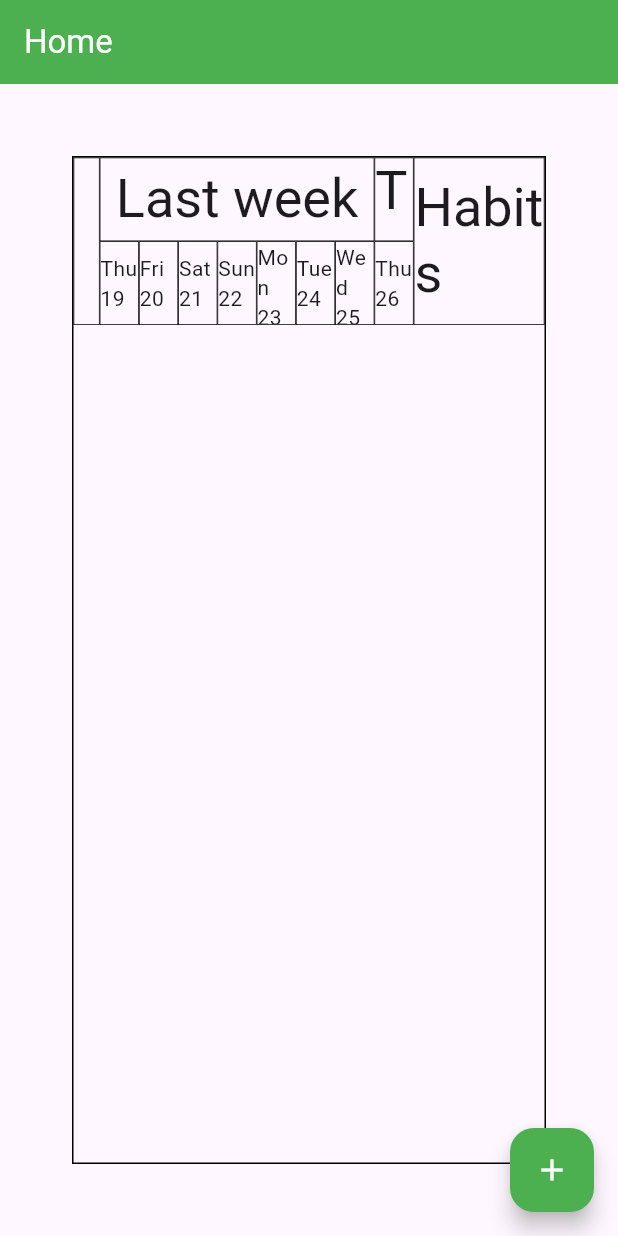
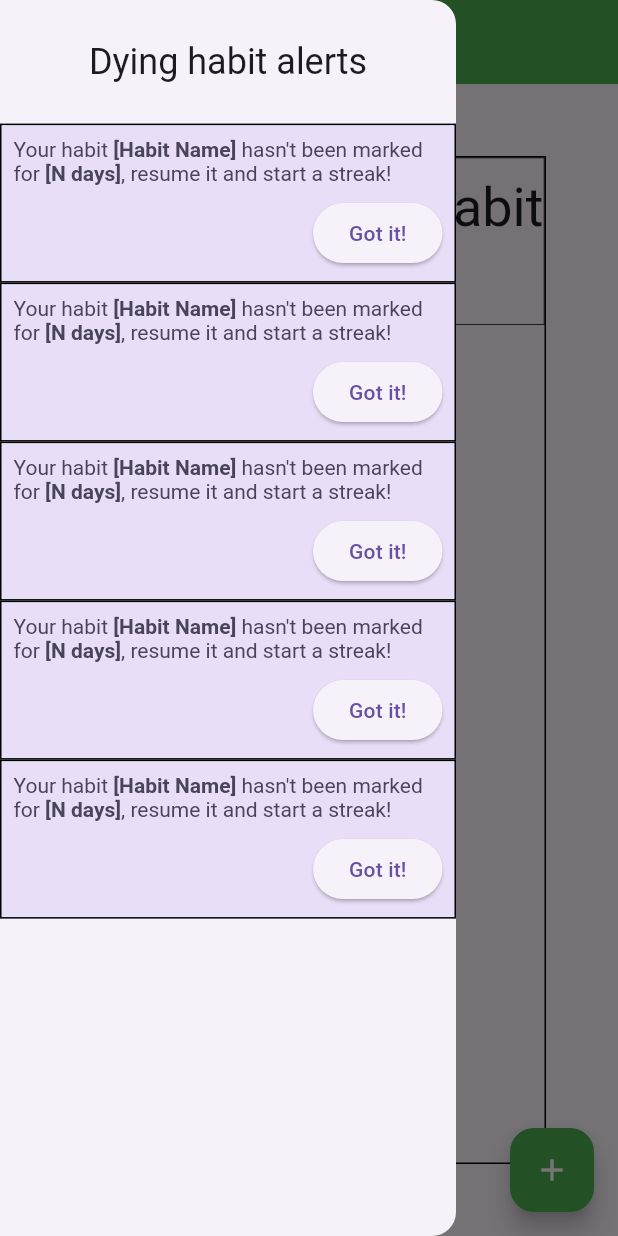
Before and after one commit to afarfanm/habit_tracker, a Flutter app: the screen it shows after launch, with the side drawer open (before the commit the screen has no drawer), on a phone screen of 412 x 824 dp. Run offline on Flutter 3.47's test engine with Material 3 defaults, Android fonts, the phone set to English and light mode, and no system bars.

Commit message:
Added alerts-panel's widgets

```diff
--- /dev/null
+++ b/lib/view/dying_habit_alert.dart
@@ -0,0 +1,56 @@
+import 'package:flutter/material.dart';
+
+class DyingHabitAlert extends StatelessWidget {
+  const DyingHabitAlert({super.key});
+
+  @override
+  Widget build(BuildContext context) {
+    ColorScheme colorScheme = Theme.of(context).colorScheme;
+
+    return Container(
+      padding: const EdgeInsets.all(8.0),
+      decoration: BoxDecoration(
+        border: Border.all(color: Colors.black),
+        color: colorScheme.secondaryContainer,
+      ),
+      child: Column(
+        mainAxisSize: MainAxisSize.min,
+        children: [
+          Align(
+            alignment: Alignment.centerLeft,
+            child: RichText(
+              text: TextSpan(
+                text: "Your habit ",
+                style: TextStyle(color: colorScheme.onSecondaryContainer),
+                children: const [
+                  TextSpan(
+                    text: "[Habit Name]",
+                    style: TextStyle(fontWeight: FontWeight.bold),
+                  ),
+                  TextSpan(
+                    text: " hasn't been marked for ",
+                  ),
+                  TextSpan(
+                    text: "[N days]",
+                    style: TextStyle(fontWeight: FontWeight.bold),
+                  ),
+                  TextSpan(
+                    text: ", resume it and start a streak!",
+                  ),
+                ],
+              ),
+            ),
+          ),
+          SizedBox(height: 8.0),
+          Align(
+            alignment: Alignment.centerRight,
+            child: ElevatedButton(
+              onPressed: () => print("Alert button pressed"),
+              child: const Text("Got it!"),
+            ),
+          ),
+        ],
+      ),
+    );
+  }
+}
--- /dev/null
+++ b/lib/view/dying_habit_panel.dart
@@ -0,0 +1,35 @@
+import 'package:flutter/material.dart';
+import 'package:habit_tracker/view/dying_habit_alert.dart';
+
+class DyingHabitPanel extends StatelessWidget {
+  const DyingHabitPanel({super.key});
+
+  @override
+  Widget build(BuildContext context) {
+    TextTheme textTheme = Theme.of(context).textTheme;
+
+    return Column(
+      children: [
+        Expanded(
+          child: Center(
+            child: Text(
+              "Dying habit alerts",
+              style: textTheme.headlineSmall,
+            ),
+          ),
+        ),
+        Expanded(
+          flex: 9,
+          child: ListView(
+            children: List.generate(
+              5,
+              (i) {
+                return DyingHabitAlert();
+              },
+            ),
+          ),
+        ),
+      ],
+    );
+  }
+}
--- a/lib/view/home_page.dart
+++ b/lib/view/home_page.dart
@@ -3,6 +3,7 @@ import 'dart:ui';
 import 'package:flutter/material.dart';
 import 'package:habit_tracker/model/habit.dart';
 import 'package:habit_tracker/model/habits_dao.dart';
+import 'package:habit_tracker/view/dying_habit_panel.dart';
 import 'package:habit_tracker/view/habits_table_body.dart';
 import 'package:habit_tracker/view/habits_table_header.dart';
 import 'package:habit_tracker/view/habit_config_dialog.dart';
@@ -45,6 +46,17 @@ class _HomePageState extends State<HomePage> {
     return Scaffold(
       appBar: AppBar(
         title: const Text("Home"),
+        leading: Builder(
+          builder: (context) {
+            return IconButton(
+              onPressed: () => Scaffold.of(context).openDrawer(),
+              icon: Icon(Icons.notification_important),
+            );
+          },
+        ),
+      ),
+      drawer: Drawer(
+        child: DyingHabitPanel(),
       ),
       body: Container(
         margin: const EdgeInsets.all(48.0),
--- a/lib/view/streak_milestone_dialog.dart
+++ b/lib/view/streak_milestone_dialog.dart
@@ -19,6 +19,8 @@ class StreakMilestoneDialog extends StatelessWidget {
 
   @override
   Widget build(BuildContext context) {
+    ColorScheme colorScheme = Theme.of(context).colorScheme;
+
     return AlertDialog(
       title: const Text(
         "Milestone achieved!",
@@ -30,7 +32,7 @@ class StreakMilestoneDialog extends StatelessWidget {
           RichText(
             text: TextSpan(
               text: "You reached ",
-              style: const TextStyle(color: Colors.black),
+              style: TextStyle(color: colorScheme.onSurface),
               children: [
                 TextSpan(
                   text: "${habit.streak} days",
```
